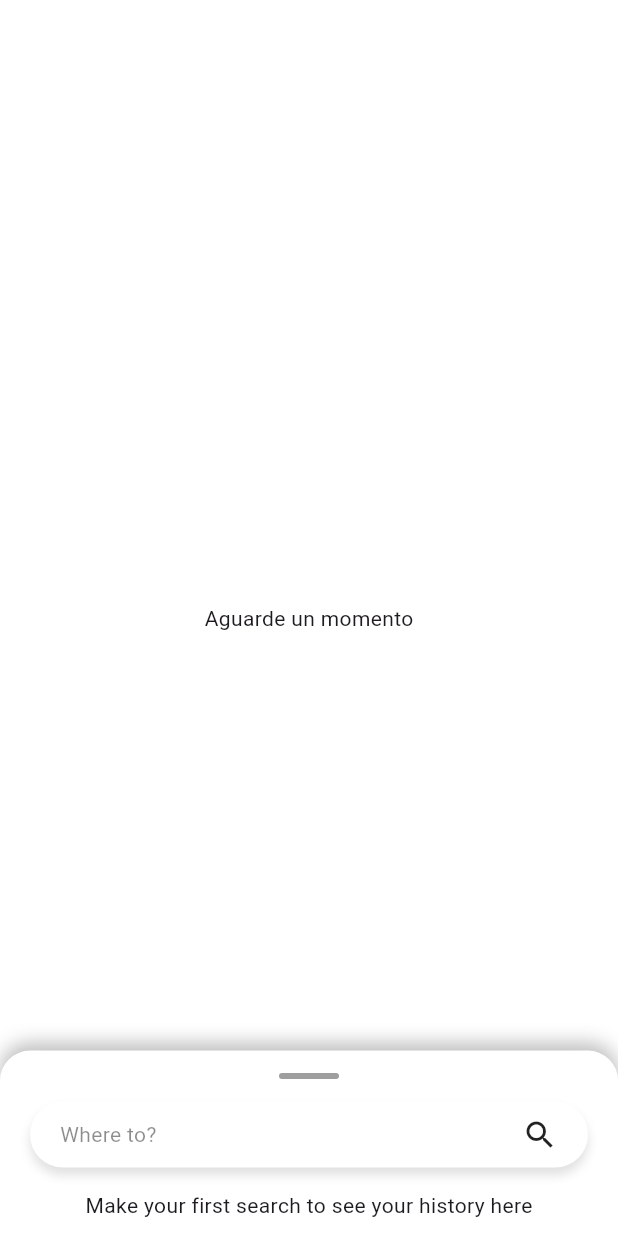
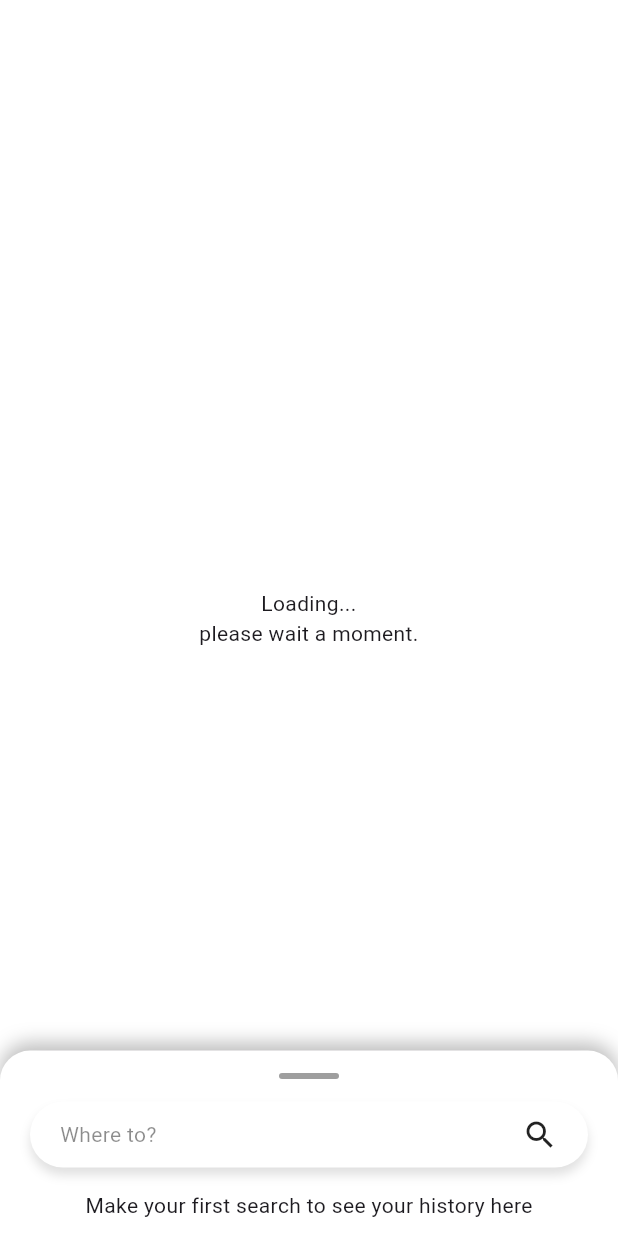
Before and after one commit to Sebastian0002/fastdriveApp, a Flutter app: the screen it shows after launch, on a phone screen of 412 x 824 dp. Run offline on Flutter 3.47's test engine with Material 3 defaults, Android fonts, the phone set to English and light mode, and no system bars; our stand-ins replace animate_do, bloc, dio, equatable, flutter_bloc, font_awesome_flutter and 3 more; missing offline and left inert: google_polyline_algorithm.

Commit message:
MVP fastdrive

```diff
--- a/lib/view/pages/screen_map.dart
+++ b/lib/view/pages/screen_map.dart
@@ -35,7 +35,7 @@ class _ScreenMapState extends State<ScreenMap> {
           builder: (context, locationState) {
             if (locationState.lastLocation == null) {
               return const Center(
-                child: Text("Aguarde un momento"),
+                child: Text("Loading...\nplease wait a moment.", textAlign: TextAlign.center),
               );
             }
 
```
